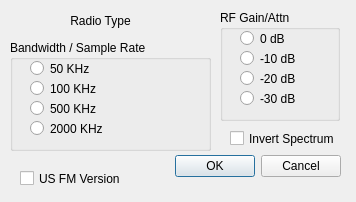
Old version of the form macforms/sdrsetupdlg.ui in the repository rafael2k/CuteSDR.
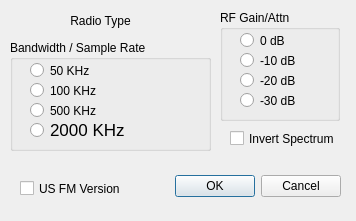
New version of the form.

The edit to the form file:
```diff
--- a/macforms/sdrsetupdlg.ui
+++ b/macforms/sdrsetupdlg.ui
@@ -7,7 +7,7 @@
     <x>0</x>
     <y>0</y>
     <width>356</width>
-    <height>202</height>
+    <height>221</height>
    </rect>
   </property>
   <property name="windowTitle">
@@ -17,7 +17,7 @@
    <property name="geometry">
     <rect>
      <x>150</x>
-     <y>150</y>
+     <y>170</y>
      <width>191</width>
      <height>32</height>
     </rect>
@@ -47,7 +47,7 @@
       <x>20</x>
       <y>60</y>
       <width>171</width>
-      <height>17</height>
+      <height>21</height>
      </rect>
     </property>
     <property name="text">
@@ -60,7 +60,7 @@
       <x>20</x>
       <y>40</y>
       <width>171</width>
-      <height>17</height>
+      <height>21</height>
      </rect>
     </property>
     <property name="text">
@@ -73,7 +73,7 @@
       <x>20</x>
       <y>20</y>
       <width>171</width>
-      <height>17</height>
+      <height>21</height>
      </rect>
     </property>
     <property name="text">
@@ -86,9 +86,14 @@
       <x>20</x>
       <y>80</y>
       <width>171</width>
-      <height>17</height>
+      <height>20</height>
      </rect>
     </property>
+    <property name="font">
+     <font>
+      <pointsize>13</pointsize>
+     </font>
+    </property>
     <property name="text">
      <string>2000 KHz</string>
     </property>
@@ -112,7 +117,7 @@
       <x>20</x>
       <y>20</y>
       <width>82</width>
-      <height>17</height>
+      <height>21</height>
      </rect>
     </property>
     <property name="text">
@@ -125,7 +130,7 @@
       <x>20</x>
       <y>40</y>
       <width>82</width>
-      <height>17</height>
+      <height>21</height>
      </rect>
     </property>
     <property name="text">
@@ -138,7 +143,7 @@
       <x>20</x>
       <y>60</y>
       <width>82</width>
-      <height>17</height>
+      <height>21</height>
      </rect>
     </property>
     <property name="text">
@@ -151,7 +156,7 @@
       <x>20</x>
       <y>80</y>
       <width>82</width>
-      <height>17</height>
+      <height>21</height>
      </rect>
     </property>
     <property name="text">
@@ -195,7 +200,7 @@
    <property name="geometry">
     <rect>
      <x>20</x>
-     <y>170</y>
+     <y>180</y>
      <width>111</width>
      <height>17</height>
     </rect>
```
